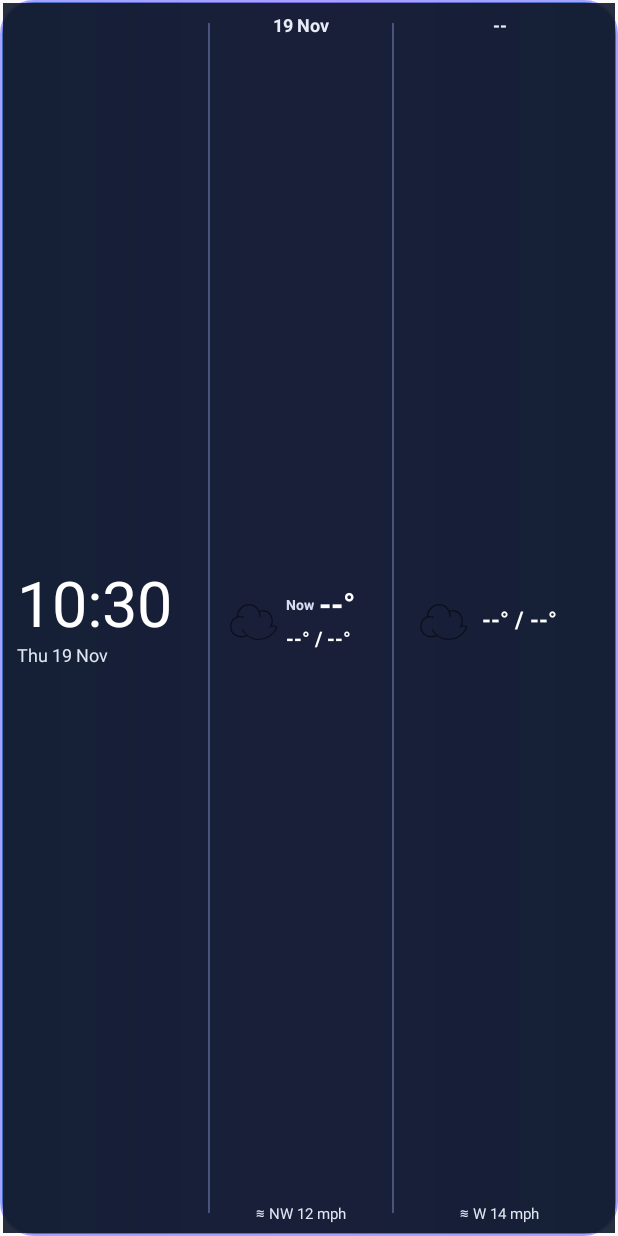
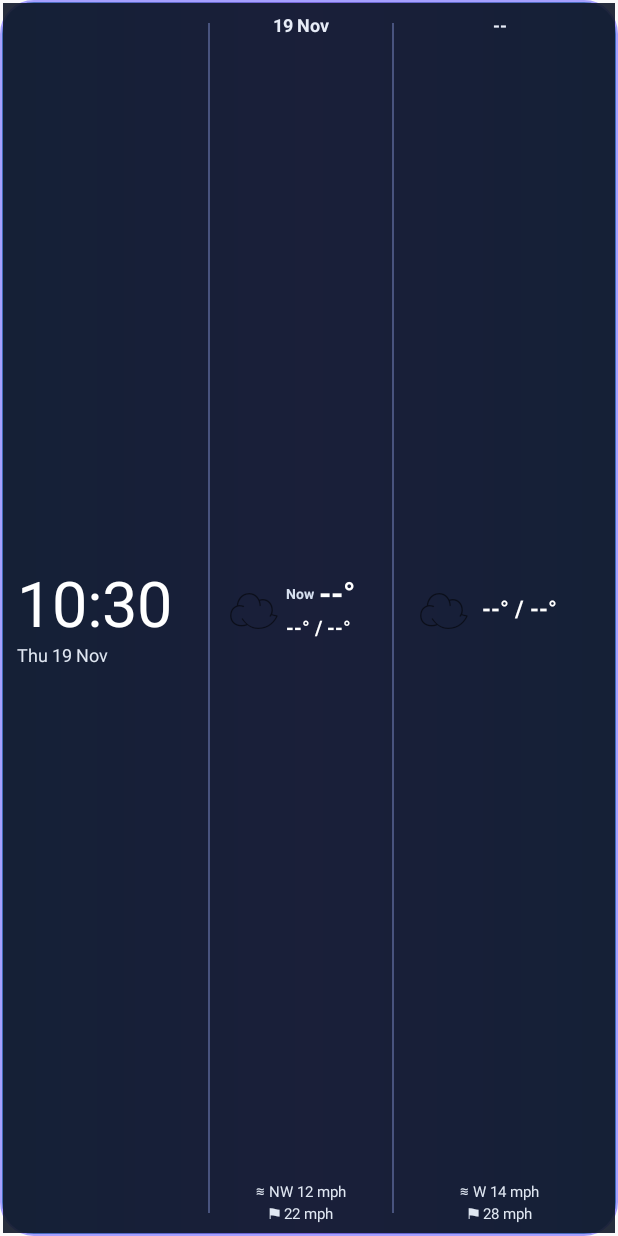
Before and after one commit to PhilColbert/PhilColbert-Barn-Weather-Clock, an Android app: the layout widget_barn_weather.xml on its own in the app's theme, with its tools: preview values and no code run, on a phone screen of 412 x 824 dp. Run offline under Robolectric (Android 15) with nearby library versions, the phone set to English and light mode, and no system bars.

Commit message:
BWC-CHG-013: add wind gust rows to match approved layout

```diff
--- a/app/src/main/res/layout/widget_barn_weather.xml
+++ b/app/src/main/res/layout/widget_barn_weather.xml
@@ -46,6 +46,8 @@
             </LinearLayout>
             <TextView android:id="@+id/current_wind" android:layout_width="wrap_content" android:layout_height="wrap_content"
                 android:text="≋ NW 12 mph" android:textColor="#FFE0E7F2" android:textSize="10sp" android:maxLines="1" />
+            <TextView android:id="@+id/current_gust" android:layout_width="wrap_content" android:layout_height="wrap_content"
+                android:text="⚑ 22 mph" android:textColor="#FFE0E7F2" android:textSize="10sp" android:maxLines="1" />
         </LinearLayout>
         <View android:layout_width="1dp" android:layout_height="match_parent" android:layout_marginVertical="7dp"
             android:background="#777F8DCE" />
@@ -65,6 +67,8 @@
             </LinearLayout>
             <TextView android:id="@+id/forecast_wind" android:layout_width="wrap_content" android:layout_height="wrap_content"
                 android:text="≋ W 14 mph" android:textColor="#FFE0E7F2" android:textSize="10sp" android:maxLines="1" />
+            <TextView android:id="@+id/forecast_gust" android:layout_width="wrap_content" android:layout_height="wrap_content"
+                android:text="⚑ 28 mph" android:textColor="#FFE0E7F2" android:textSize="10sp" android:maxLines="1" />
         </LinearLayout>
     </LinearLayout>
 </FrameLayout>
```
